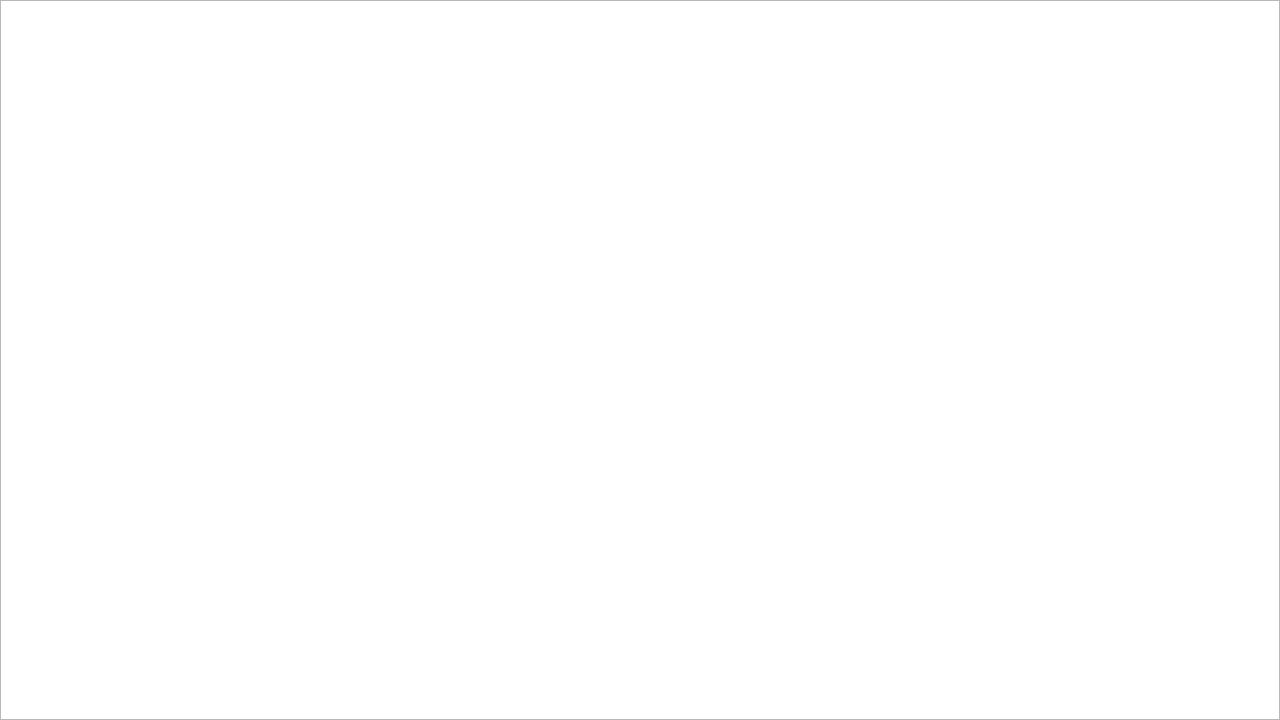
Qt form mainwindow.ui (Leang69/Path_Planning000) before a commit.
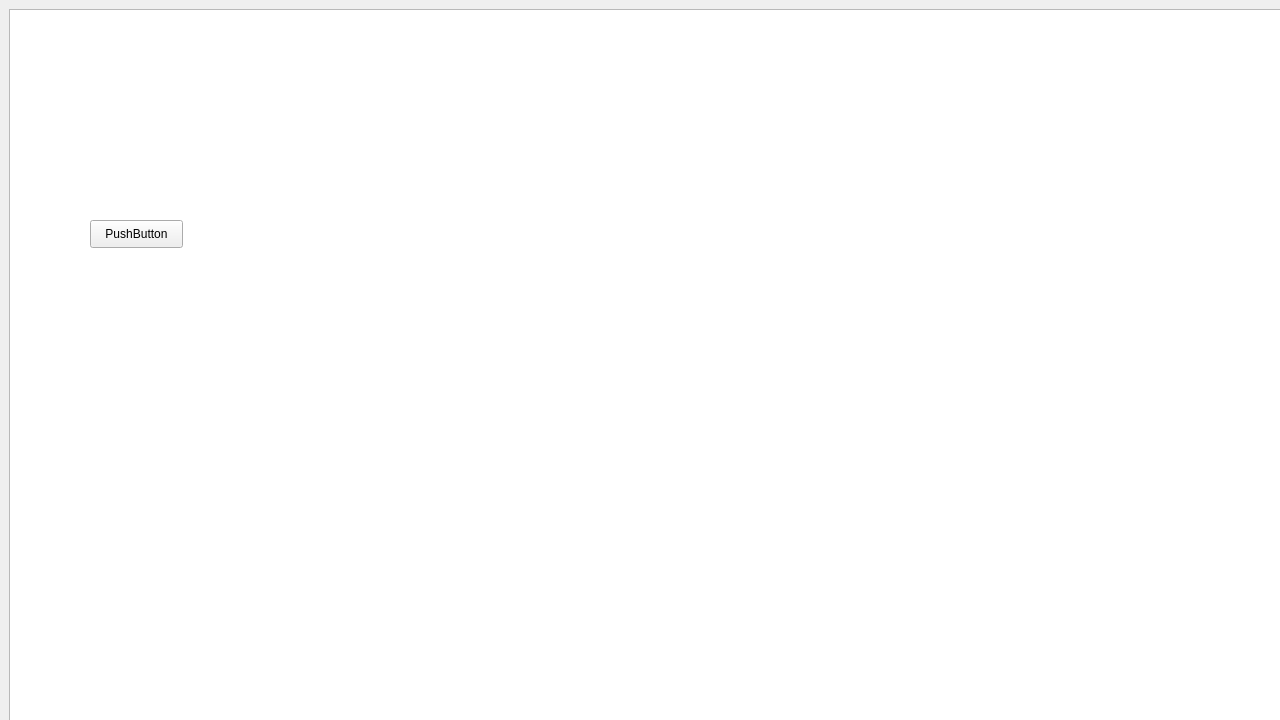
The same form after that commit.

Patch:
```diff
--- a/mainwindow.ui
+++ b/mainwindow.ui
@@ -44,15 +44,9 @@
      <height>720</height>
     </size>
    </property>
+   <layout class="QGridLayout" name="gridLayout">
+    <item row="0" column="0">
    <widget class="QGraphicsView" name="View">
-    <property name="geometry">
-     <rect>
-      <x>0</x>
-      <y>0</y>
-      <width>1280</width>
-      <height>720</height>
-     </rect>
-    </property>
     <property name="sizePolicy">
      <sizepolicy hsizetype="Maximum" vsizetype="Maximum">
       <horstretch>0</horstretch>
@@ -70,6 +64,21 @@
       <width>1280</width>
       <height>720</height>
      </size>
+      </property>
+     </widget>
+    </item>
+   </layout>
+   <widget class="QPushButton" name="pushButton">
+    <property name="geometry">
+     <rect>
+      <x>90</x>
+      <y>220</y>
+      <width>93</width>
+      <height>28</height>
+     </rect>
+    </property>
+    <property name="text">
+     <string>PushButton</string>
     </property>
    </widget>
   </widget>
```
Lines whose indentation alone changed are shown as unchanged.
